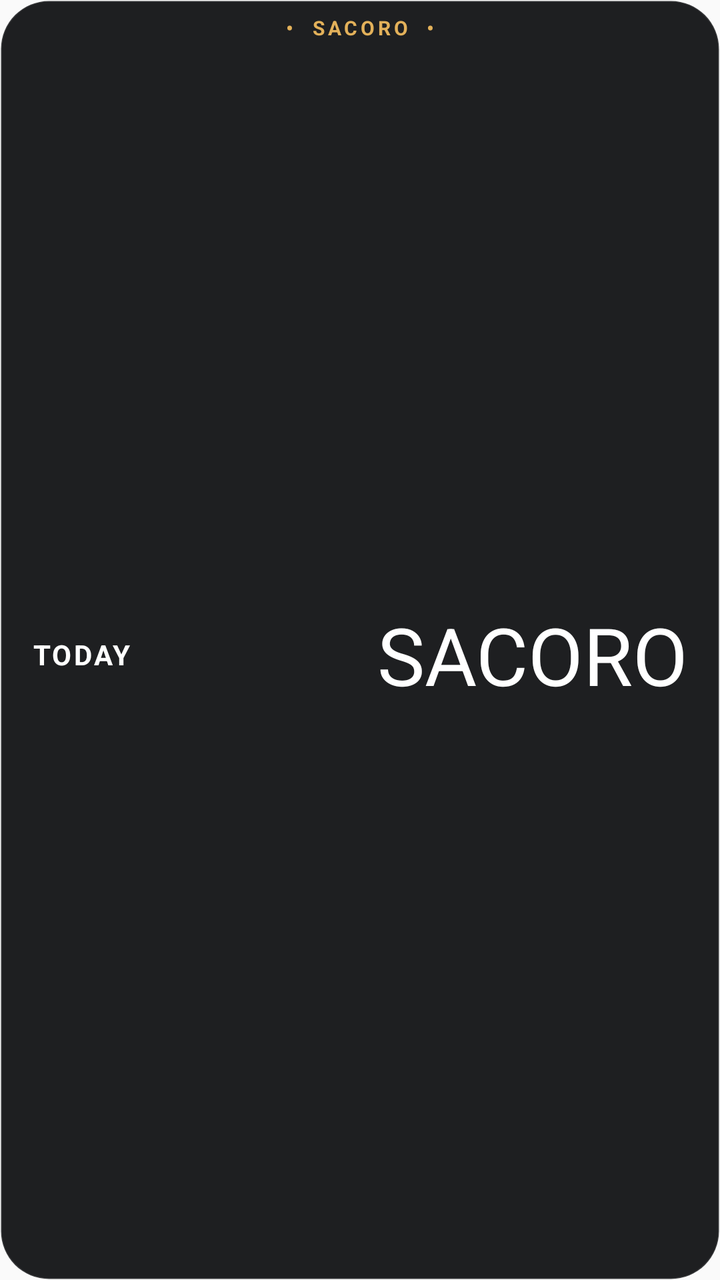
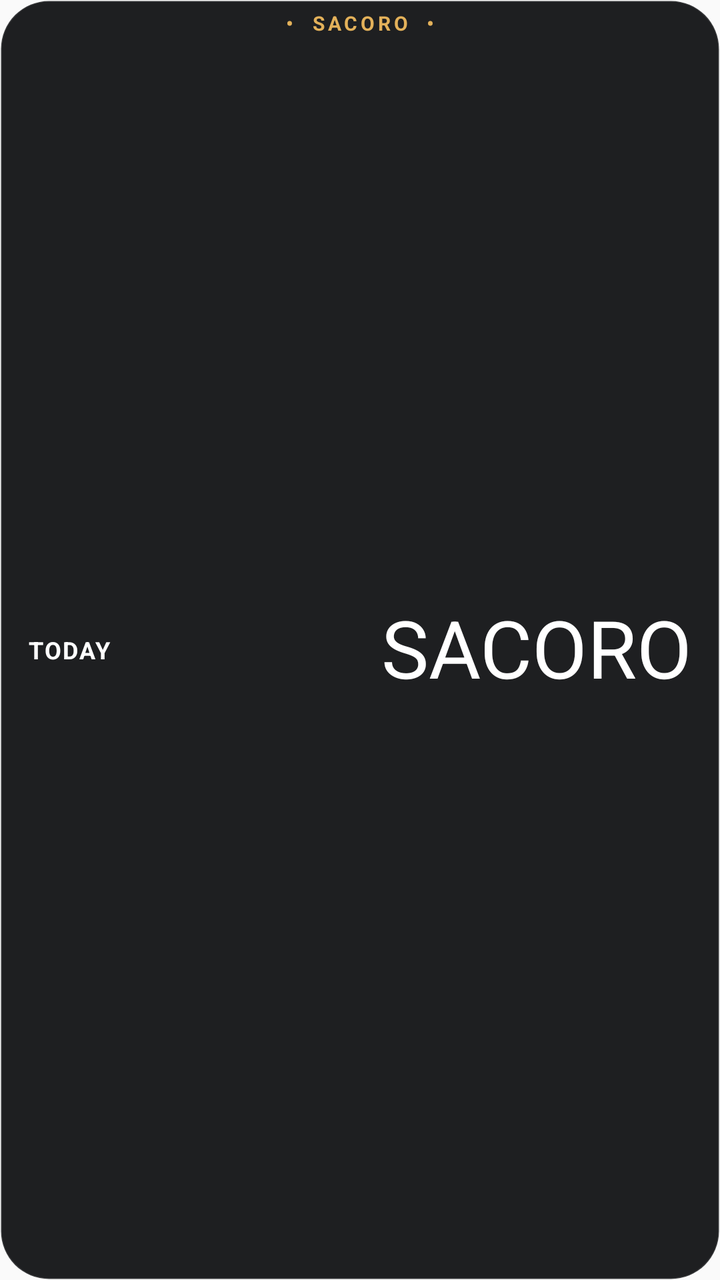

Screens rendered from an Android XML layout before and after an edit, with the pre-edit source and the edit as a unified diff.
<!-- AndroidManifest.xml: application theme AppTheme -->
<!-- res/layout/widget_today_mini.xml -->
<?xml version="1.0" encoding="utf-8"?>
<LinearLayout xmlns:android="http://schemas.android.com/apk/res/android"
    android:id="@+id/widget_root"
    android:layout_width="match_parent"
    android:layout_height="match_parent"
    android:background="@drawable/widget_bg"
    android:orientation="vertical"
    android:paddingStart="16dp"
    android:paddingEnd="16dp"
    android:paddingTop="7dp"
    android:paddingBottom="8dp">

    <TextView
        android:id="@+id/widget_mark"
        android:layout_width="match_parent"
        android:layout_height="wrap_content"
        android:gravity="center_horizontal"
        android:maxLines="1"
        android:text="•  SACORO  •"
        android:textColor="#E3B15A"
        android:textSize="10sp"
        android:textStyle="bold"
        android:letterSpacing="0.16" />

    <LinearLayout
        android:layout_width="match_parent"
        android:layout_height="0dp"
        android:layout_weight="1"
        android:layout_marginTop="2dp"
        android:orientation="horizontal"
        android:gravity="center_vertical">

        <TextView
            android:id="@+id/widget_label"
            android:layout_width="0dp"
            android:layout_height="match_parent"
            android:layout_weight="0.28"
            android:layout_marginEnd="10dp"
            android:gravity="start|center_vertical"
            android:maxLines="1"
            android:text="TODAY"
            android:textColor="#FFFFFF"
            android:textSize="13sp"
            android:textStyle="bold"
            android:letterSpacing="0.08"
            android:autoSizeTextType="uniform"
            android:autoSizeMinTextSize="9sp"
            android:autoSizeMaxTextSize="14sp"
            android:autoSizeStepGranularity="1sp" />

        <TextView
            android:id="@+id/widget_session"
            android:layout_width="0dp"
            android:layout_height="match_parent"
            android:layout_weight="0.72"
            android:gravity="end|center_vertical"
            android:maxLines="1"
            android:text="SACORO"
            android:textColor="#FFFFFF"
            android:textSize="20sp"
            android:autoSizeTextType="uniform"
            android:autoSizeMinTextSize="11sp"
            android:autoSizeMaxTextSize="40sp"
            android:autoSizeStepGranularity="1sp" />
    </LinearLayout>
</LinearLayout>
<!-- resources referenced by this layout -->
<resources>
  <!-- drawable widget_bg (drawable) -->
  <?xml version="1.0" encoding="utf-8"?>
  <shape xmlns:android="http://schemas.android.com/apk/res/android" android:shape="rectangle">
      <solid android:color="#F2121316" />
      <corners android:radius="24dp" />
      <stroke android:width="1dp" android:color="#1FFFFFFF" />
  </shape>
  <style name="AppTheme" parent="Theme.AppCompat.Light.DarkActionBar">
          
          <item name="colorPrimary">@color/colorPrimary</item>
          <item name="colorPrimaryDark">@color/colorPrimaryDark</item>
          <item name="colorAccent">@color/colorAccent</item>
      </style>
</resources>

<!-- the commit's change to res/layout/widget_today_mini.xml (unified diff, before → after) -->
@@ -5,10 +5,10 @@
     android:layout_height="match_parent"
     android:background="@drawable/widget_bg"
     android:orientation="vertical"
-    android:paddingStart="16dp"
-    android:paddingEnd="16dp"
-    android:paddingTop="7dp"
-    android:paddingBottom="8dp">
+    android:paddingStart="14dp"
+    android:paddingEnd="14dp"
+    android:paddingTop="6dp"
+    android:paddingBottom="6dp">
 
     <TextView
         android:id="@+id/widget_mark"
@@ -16,6 +16,7 @@
         android:layout_height="wrap_content"
         android:gravity="center_horizontal"
         android:maxLines="1"
+        android:includeFontPadding="false"
         android:text="•  SACORO  •"
         android:textColor="#E3B15A"
         android:textSize="10sp"
@@ -26,41 +27,41 @@
         android:layout_width="match_parent"
         android:layout_height="0dp"
         android:layout_weight="1"
-        android:layout_marginTop="2dp"
         android:orientation="horizontal"
         android:gravity="center_vertical">
 
         <TextView
             android:id="@+id/widget_label"
-            android:layout_width="0dp"
+            android:layout_width="44dp"
             android:layout_height="match_parent"
-            android:layout_weight="0.28"
-            android:layout_marginEnd="10dp"
+            android:layout_marginEnd="8dp"
             android:gravity="start|center_vertical"
             android:maxLines="1"
+            android:includeFontPadding="false"
             android:text="TODAY"
             android:textColor="#FFFFFF"
-            android:textSize="13sp"
+            android:textSize="11sp"
             android:textStyle="bold"
-            android:letterSpacing="0.08"
+            android:letterSpacing="0.06"
             android:autoSizeTextType="uniform"
-            android:autoSizeMinTextSize="9sp"
-            android:autoSizeMaxTextSize="14sp"
-            android:autoSizeStepGranularity="1sp" />
+            android:autoSizeMinTextSize="6dp"
+            android:autoSizeMaxTextSize="12sp"
+            android:autoSizeStepGranularity="0.5dp" />
 
         <TextView
             android:id="@+id/widget_session"
             android:layout_width="0dp"
             android:layout_height="match_parent"
-            android:layout_weight="0.72"
+            android:layout_weight="1"
             android:gravity="end|center_vertical"
             android:maxLines="1"
+            android:includeFontPadding="false"
             android:text="SACORO"
             android:textColor="#FFFFFF"
-            android:textSize="20sp"
+            android:textSize="18sp"
             android:autoSizeTextType="uniform"
-            android:autoSizeMinTextSize="11sp"
+            android:autoSizeMinTextSize="7dp"
             android:autoSizeMaxTextSize="40sp"
-            android:autoSizeStepGranularity="1sp" />
+            android:autoSizeStepGranularity="0.5dp" />
     </LinearLayout>
 </LinearLayout>
